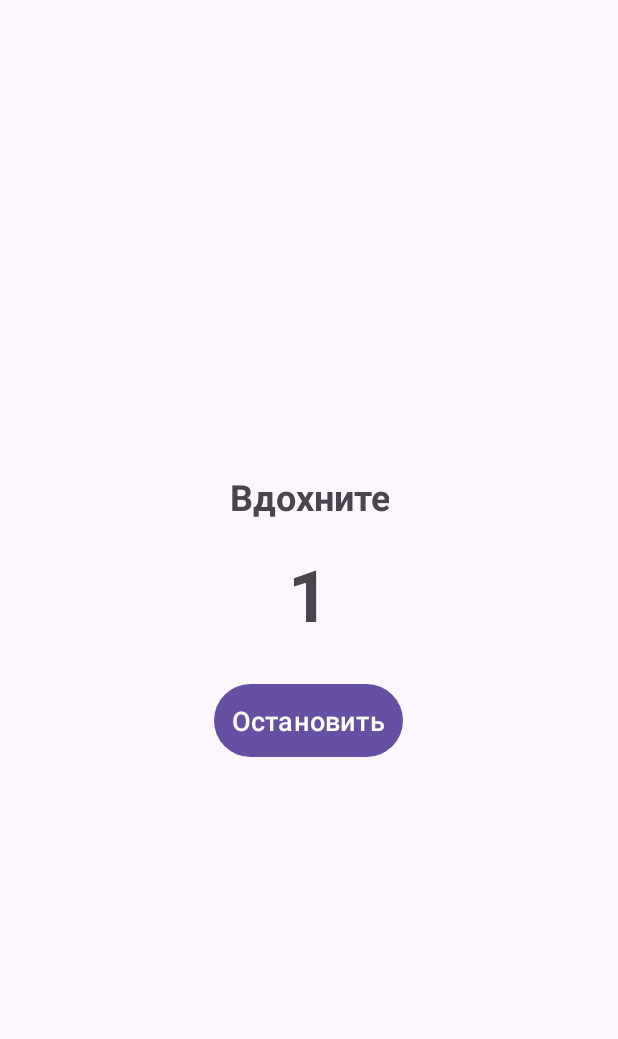
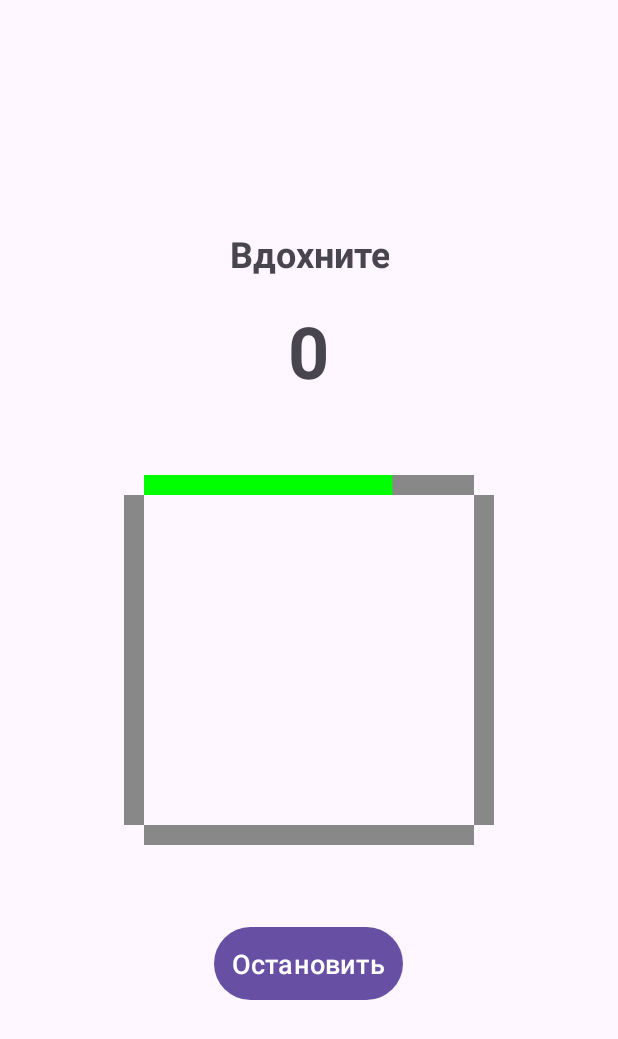
Before and after one commit to ValidolStr/Lava, an Android app: the fragment timetosquere shown on its own in the app's theme, after a tap on "Начать", on a phone screen of 412 x 824 dp. Shown: the top 1039 px of the screen. Run offline under Robolectric (Android 15) with nearby library versions, the phone set to English and light mode, and no system bars.

Commit message:
TecnisRebild

```diff
--- /dev/null
+++ b/app/src/main/java/com/example/application02/tecnics/SquareView.java
@@ -0,0 +1,122 @@
+package com.example.application02.tecnics;
+
+import android.content.Context;
+import android.graphics.Canvas;
+import android.graphics.Paint;
+import android.os.Handler;
+import android.util.AttributeSet;
+import android.view.View;
+
+public class SquareView extends View {
+    private Paint paint;
+    private int activeSide = -1; // Текущая активная сторона квадрата (0 - верх, 1 - правая, 2 - нижняя, 3 - левая)
+    private float progress = 0; // Прогресс закраски текущей стороны (от 0 до 1)
+    private Handler handler = new Handler();
+    private int animationDuration = 3000; // Длительность анимации в миллисекундах
+    private int strokeThickness = 20; // Толщина линий
+
+    public SquareView(Context context) {
+        super(context);
+        init();
+    }
+
+    public SquareView(Context context, AttributeSet attrs) {
+        super(context, attrs);
+        init();
+    }
+
+    private void init() {
+        paint = new Paint();
+        paint.setStyle(Paint.Style.STROKE);
+        paint.setStrokeWidth(strokeThickness); // Устанавливаем толщину линии
+        paint.setAntiAlias(true); // Сглаживание
+        paint.setStrokeJoin(Paint.Join.MITER); // Убираем лишние углы
+        paint.setStrokeCap(Paint.Cap.BUTT); // Убираем закругления на концах линий
+    }
+
+
+    @Override
+    protected void onDraw(Canvas canvas) {
+        super.onDraw(canvas);
+
+        int width = getWidth();
+        int height = getHeight();
+        int padding = 50;
+
+        // Координаты сторон квадрата
+        int left = padding;
+        int top = padding;
+        int right = width - padding;
+        int bottom = height - padding;
+
+        // Смещение для устранения наложения линий
+        float offset = strokeThickness / 2f;
+
+        // Рисуем стороны квадрата с прогрессом
+        paint.setColor(0xFF888888); // Цвет неактивных сторон
+        canvas.drawLine(left + offset, top, right - offset, top, paint); // Верхняя сторона
+        canvas.drawLine(right, top + offset, right, bottom - offset, paint); // Правая сторона
+        canvas.drawLine(right - offset, bottom, left + offset, bottom, paint); // Нижняя сторона
+        canvas.drawLine(left, bottom - offset, left, top + offset, paint); // Левая сторона
+
+        // Рисуем активную сторону с прогрессом
+        if (activeSide != -1) {
+            paint.setColor(0xFF00FF00); // Цвет активной стороны
+
+            // Вычисляем длину линии в зависимости от прогресса
+            float progressLength;
+            switch (activeSide) {
+                case 0: // Верхняя сторона
+                    progressLength = progress * (right - left - offset * 2);
+                    canvas.drawLine(left + offset, top, left + offset + progressLength, top, paint);
+                    break;
+                case 1: // Правая сторона
+                    progressLength = progress * (bottom - top - offset * 2);
+                    canvas.drawLine(right, top + offset, right, top + offset + progressLength, paint);
+                    break;
+                case 2: // Нижняя сторона
+                    progressLength = progress * (right - left - offset * 2);
+                    canvas.drawLine(right - offset, bottom, right - offset - progressLength, bottom, paint);
+                    break;
+                case 3: // Левая сторона
+                    progressLength = progress * (bottom - top - offset * 2);
+                    canvas.drawLine(left, bottom - offset, left, bottom - offset - progressLength, paint);
+                    break;
+            }
+        }
+    }
+
+    public void updateProgress(int sideIndex) {
+        activeSide = sideIndex; // Устанавливаем текущую активную сторону
+        progress = 0; // Сбрасываем прогресс
+        startAnimation(); // Запускаем анимацию закраски
+    }
+
+    private void startAnimation() {
+        final long startTime = System.currentTimeMillis();
+        final long endTime = startTime + animationDuration;
+
+        handler.post(new Runnable() {
+            @Override
+            public void run() {
+                long currentTime = System.currentTimeMillis();
+                if (currentTime >= endTime) {
+                    // Анимация завершена
+                    progress = 1;
+                    invalidate();
+                } else {
+                    // Обновляем прогресс
+                    progress = (float) (currentTime - startTime) / animationDuration;
+                    invalidate(); // Перерисовываем View
+                    handler.postDelayed(this, 16); // Запускаем следующий кадр (примерно 60 FPS)
+                }
+            }
+        });
+    }
+
+    public void reset() {
+        activeSide = -1; // Сбрасываем активную сторону
+        progress = 0; // Сбрасываем прогресс
+        invalidate(); // Перерисовываем View
+    }
+}
--- a/app/src/main/java/com/example/application02/tecnics/timetosquere.java
+++ b/app/src/main/java/com/example/application02/tecnics/timetosquere.java
@@ -1,9 +1,7 @@
 package com.example.application02.tecnics;
 
+import android.content.Context;
 import android.os.Bundle;
-
-import androidx.fragment.app.Fragment;
-
 import android.os.CountDownTimer;
 import android.view.LayoutInflater;
 import android.view.View;
@@ -11,14 +9,16 @@ import android.view.ViewGroup;
 import android.widget.Button;
 import android.widget.TextView;
 
+import androidx.fragment.app.Fragment;
+
 import com.example.application02.R;
 
 public class timetosquere extends Fragment {
-
     private TextView timerTextView;
     private TextView actionTextView;
     private Button toggleButton;
     private CountDownTimer countDownTimer;
+    private SquareView squareView;
 
     // Этапы дыхательной практики
     private String[] actions = {
@@ -40,6 +40,7 @@ public class timetosquere extends Fragment {
         timerTextView = view.findViewById(R.id.timerTextView);
         actionTextView = view.findViewById(R.id.actionTextView);
         toggleButton = view.findViewById(R.id.toggleButton);
+        squareView = view.findViewById(R.id.squareView); // Инициализация кастомного View
 
         // Устанавливаем обработчик для кнопки
         toggleButton.setOnClickListener(v -> {
@@ -68,6 +69,7 @@ public class timetosquere extends Fragment {
         if (countDownTimer != null) {
             countDownTimer.cancel(); // Останавливаем текущий таймер
         }
+        squareView.reset(); // Сбрасываем визуализацию квадрата
     }
 
     private void runBreathingCycle() {
@@ -75,6 +77,9 @@ public class timetosquere extends Fragment {
 
         // Устанавливаем действие на основе текущего этапа
         actionTextView.setText(actions[actionIndex]);
+
+        // Обновляем визуализацию квадрата
+        squareView.updateProgress(actionIndex);
 
         // Таймер на 3 секунды для каждого этапа
         countDownTimer = new CountDownTimer(3000, 1000) {
--- a/app/src/main/res/layout/fragment_timetosquere.xml
+++ b/app/src/main/res/layout/fragment_timetosquere.xml
@@ -28,6 +28,13 @@
         android:gravity="center"
         android:layout_marginBottom="24dp" />
 
+    <!-- Кастомное View для квадрата -->
+    <com.example.application02.tecnics.SquareView
+        android:id="@+id/squareView"
+        android:layout_width="300dp"
+        android:layout_height="300dp"
+        android:layout_marginBottom="24dp" />
+
     <!-- Кнопка для управления практикой -->
     <Button
         android:id="@+id/toggleButton"
```
Also changed, not shown: app/src/main/java/com/example/application02/tecnics/FiveStopsFragment.java (+54 -51 lines), app/src/main/res/layout/custom_toast.xml (deleted, +0 -16 lines), app/src/main/res/layout/fragment_five_stops.xml (+16 -19 lines).
